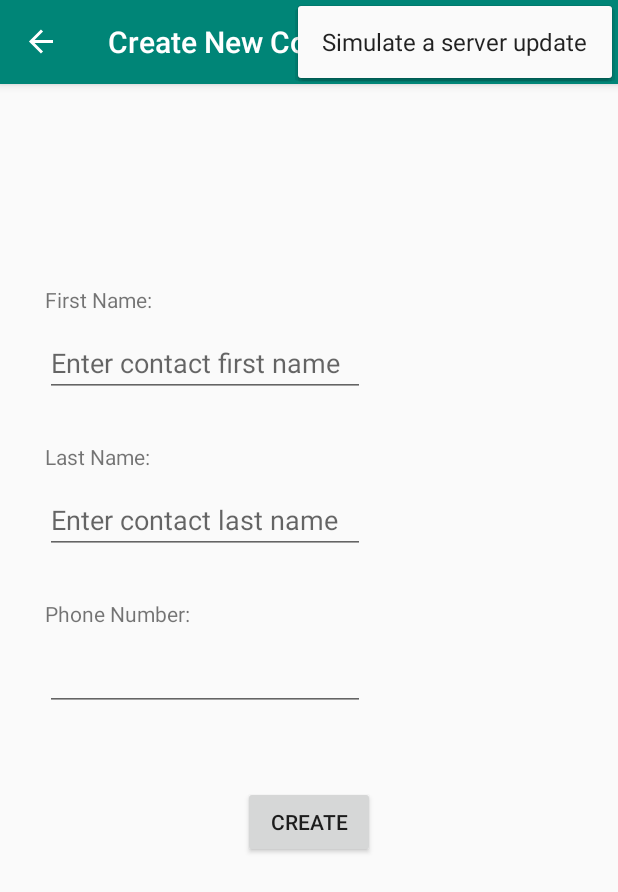
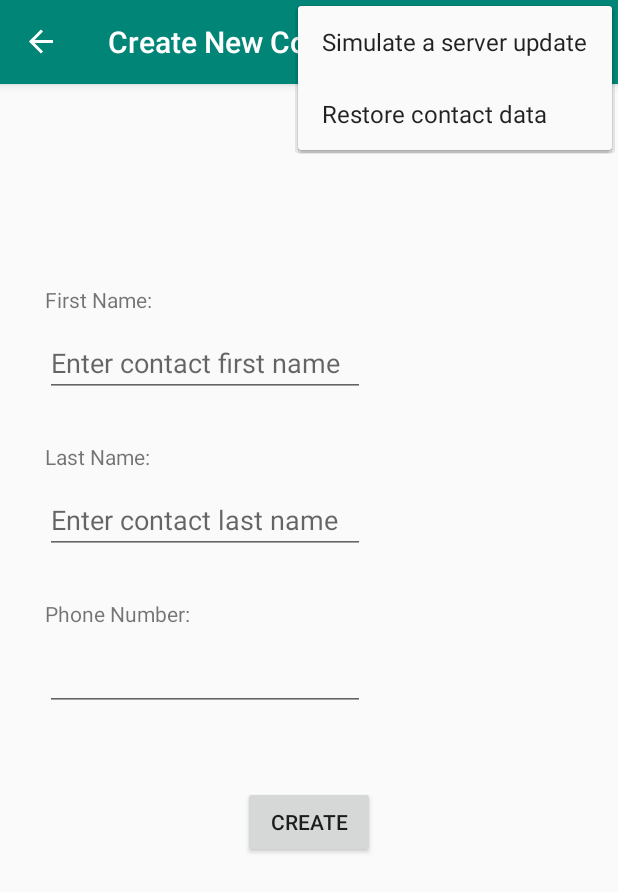
Before and after one commit to JohnYang524/AndroidContactSDK, an Android app: the CreateNewContactFragment screen opened through its navigation route, with the options menu open, on a phone screen of 412 x 824 dp. Shown: the top 892 px of the screen. Run offline under Robolectric (Android 15) with nearby library versions, the phone set to English and light mode, and no system bars; our stand-ins replace Room's generated code, navigation-ui; 9 statements that could not run were skipped.

Commit message:
Added a way to restore contact data

```diff
--- a/twilio-sdk-coding-challenge-android-0.2.0/twilio-sdk-coding-challenge-android-0.2.0/app/src/main/res/menu/menu_main.xml
+++ b/twilio-sdk-coding-challenge-android-0.2.0/twilio-sdk-coding-challenge-android-0.2.0/app/src/main/res/menu/menu_main.xml
@@ -5,6 +5,11 @@
     <item
         android:id="@+id/action_simulate"
         android:orderInCategory="100"
-        android:title="@string/simulate_callback"
+        android:title="@string/menu_item_simulate_callback"
+        app:showAsAction="never" />
+    <item
+        android:id="@+id/action_restore"
+        android:orderInCategory="100"
+        android:title="@string/menu_item_restore_data"
         app:showAsAction="never" />
 </menu>
--- a/twilio-sdk-coding-challenge-android-0.2.0/twilio-sdk-coding-challenge-android-0.2.0/app/src/main/res/values/strings.xml
+++ b/twilio-sdk-coding-challenge-android-0.2.0/twilio-sdk-coding-challenge-android-0.2.0/app/src/main/res/values/strings.xml
@@ -4,6 +4,8 @@
     <string name="fragment_tag_create_new">Create New Contact</string>
     <string name="invalid_entry_message">Please enter all required fields.</string>
     <string name="new_contact_created_message">New contact created. Updating server...</string>
-    <string name="simulate_callback">Simulate a server update</string>>
+    <string name="menu_item_simulate_callback">Simulate a server update</string>>
+    <string name="menu_item_restore_data">Restore contact data</string>>
     <string name="simulate_callback_response">Received contact-updated event callback, updating db data...</string>>
+
 </resources>
```
Also changed, not shown: twilio-sdk-coding-challenge-android-0.2.0/twilio-sdk-coding-challenge-android-0.2.0/app/src/main/java/com/contacts/app/activity/ContactsActivity.java (+11 -5 lines).
